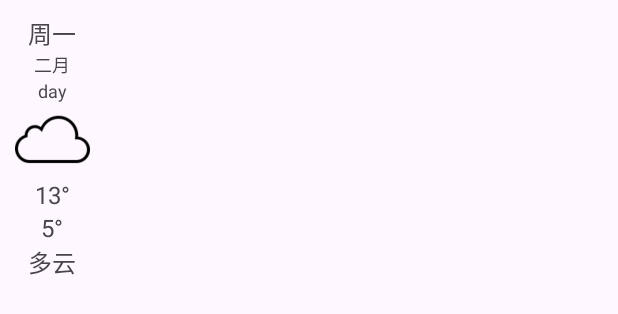
After one commit to ZeboHuang/Weather, an Android app: the layout daily_trend_temperature_item.xml on its own in the app's theme, with its tools: preview values and no code run, on a phone screen of 412 x 824 dp. The commit adds this screen. Shown: the top 314 px of the screen. Run offline under Robolectric (Android 15) with nearby library versions, the phone set to English and light mode, and no system bars.

Commit message:
每日概况，卡片切换已完成，除温度外其余项布局都未完成。

```diff
--- a/app/src/main/java/com/lemondev/weather/ui/adapters/MainAdapter.java
+++ b/app/src/main/java/com/lemondev/weather/ui/adapters/MainAdapter.java
@@ -1,14 +1,10 @@
 package com.lemondev.weather.ui.adapters;
 
-import android.util.Log;
-import android.view.LayoutInflater;
-import android.view.View;
 import android.view.ViewGroup;
 
 import androidx.annotation.NonNull;
 import androidx.recyclerview.widget.RecyclerView;
 
-import com.lemondev.weather.R;
 import com.lemondev.weather.models.WeatherModel;
 import com.lemondev.weather.ui.adapters.ViewHolder.AbstractViewHolder;
 import com.lemondev.weather.ui.adapters.ViewHolder.DailyViewHolder;
@@ -111,6 +107,7 @@ public class MainAdapter extends RecyclerView.Adapter<RecyclerView.ViewHolder> {
     }
 
     public void setWeatherModel(WeatherModel weatherModel) {
+
         this.weatherModel = weatherModel;
         notifyDataSetChanged();
     }
--- a/app/src/main/java/com/lemondev/weather/ui/adapters/ViewHolder/HourlyViewHolder.java
+++ b/app/src/main/java/com/lemondev/weather/ui/adapters/ViewHolder/HourlyViewHolder.java
@@ -17,7 +17,7 @@ import com.lemondev.weather.ui.recyclerview.TrendRecyclerView;
  * Created by vibrantBobo
  */
 
-public class HourlyViewHolder extends AbstractViewHolder {
+public class HourlyViewHolder extends AbstractCardViewHolder {
 
     TextView keypointText;  //may be have...
     TrendRecyclerView trendView;
--- a/app/src/main/java/com/lemondev/weather/ui/adapters/ViewType.java
+++ b/app/src/main/java/com/lemondev/weather/ui/adapters/ViewType.java
@@ -13,4 +13,9 @@ public interface ViewType {
     int FOOTER = -1;
 
     //more...
+
+    int TEMPERATURE = 100;
+    int HUMIDITY = 101;
+    int AIR_QUALITY = 102;
+
 }
--- /dev/null
+++ b/app/src/main/res/layout/daily_trend_temperature_item.xml
@@ -0,0 +1,85 @@
+<?xml version="1.0" encoding="utf-8"?>
+<androidx.constraintlayout.widget.ConstraintLayout xmlns:android="http://schemas.android.com/apk/res/android"
+    xmlns:app="http://schemas.android.com/apk/res-auto"
+    xmlns:tools="http://schemas.android.com/tools"
+    android:layout_width="70dp"
+    android:layout_height="wrap_content"
+    android:layout_marginEnd="5dp"
+    android:paddingTop="10dp">
+
+    <TextView
+        android:id="@+id/daily_trend_item_week_text"
+        android:layout_width="match_parent"
+        android:layout_height="wrap_content"
+        android:text="周一"
+        android:textAlignment="center"
+        android:textSize="16sp"
+        app:layout_constraintStart_toStartOf="parent"
+        app:layout_constraintTop_toTopOf="parent" />
+
+    <TextView
+        android:id="@+id/daily_trend_item_month_text"
+        android:layout_width="match_parent"
+        android:layout_height="wrap_content"
+        android:text="二月"
+        android:textAlignment="center"
+        android:textSize="12sp"
+        app:layout_constraintEnd_toEndOf="@+id/daily_trend_item_week_text"
+        app:layout_constraintStart_toStartOf="@+id/daily_trend_item_week_text"
+        app:layout_constraintTop_toBottomOf="@+id/daily_trend_item_week_text" />
+
+    <TextView
+        android:id="@+id/daily_trend_item_day_text"
+        android:layout_width="match_parent"
+        android:layout_height="wrap_content"
+        android:text="day"
+        android:textAlignment="center"
+        android:textSize="12sp"
+        app:layout_constraintEnd_toEndOf="@+id/daily_trend_item_month_text"
+        app:layout_constraintStart_toStartOf="@+id/daily_trend_item_month_text"
+        app:layout_constraintTop_toBottomOf="@+id/daily_trend_item_month_text" />
+
+    <ImageView
+        android:id="@+id/daily_trend_item_icon_imageview"
+        android:layout_width="50dp"
+        android:layout_height="50dp"
+        android:scaleType="centerCrop"
+        android:src="@drawable/icons8_cloud_100"
+        app:layout_constraintEnd_toEndOf="@+id/daily_trend_item_day_text"
+        app:layout_constraintStart_toStartOf="@+id/daily_trend_item_day_text"
+        app:layout_constraintTop_toBottomOf="@+id/daily_trend_item_day_text" />
+
+    <TextView
+        android:id="@+id/daily_trend_item_max_temp_text"
+        android:layout_width="match_parent"
+        android:layout_height="wrap_content"
+        android:text="13°"
+        android:textAlignment="center"
+        android:textSize="16sp"
+        app:layout_constraintEnd_toEndOf="@+id/daily_trend_item_icon_imageview"
+        app:layout_constraintStart_toStartOf="@+id/daily_trend_item_icon_imageview"
+        app:layout_constraintTop_toBottomOf="@+id/daily_trend_item_icon_imageview" />
+
+    <TextView
+        android:id="@+id/daily_trend_item_min_temp_text"
+        android:layout_width="match_parent"
+        android:layout_height="wrap_content"
+        android:text="5°"
+        android:textAlignment="center"
+        android:textSize="16sp"
+        app:layout_constraintEnd_toEndOf="@+id/daily_trend_item_max_temp_text"
+        app:layout_constraintStart_toStartOf="@+id/daily_trend_item_max_temp_text"
+        app:layout_constraintTop_toBottomOf="@+id/daily_trend_item_max_temp_text" />
+
+    <TextView
+        android:id="@+id/daily_trend_item_skycon_text"
+        android:layout_width="match_parent"
+        android:layout_height="wrap_content"
+        android:text="多云"
+        android:textAlignment="center"
+        android:textSize="16sp"
+        app:layout_constraintEnd_toEndOf="@+id/daily_trend_item_min_temp_text"
+        app:layout_constraintStart_toStartOf="@+id/daily_trend_item_min_temp_text"
+        app:layout_constraintTop_toBottomOf="@+id/daily_trend_item_min_temp_text" />
+
+</androidx.constraintlayout.widget.ConstraintLayout>
--- a/app/src/main/res/values/colors.xml
+++ b/app/src/main/res/values/colors.xml
@@ -7,4 +7,8 @@
     <color name="teal_700">#FF018786</color>
     <color name="black">#FF000000</color>
     <color name="white">#FFFFFFFF</color>
+    <color name="thistle">#D8BFD8</color>
+    <color name="snow">#FFFAFA</color>
+    <color name="white_smoke">#F5F5F5</color>
+    <color name="grainsboro">#DCDCDC</color>
 </resources>
```
Also changed, not shown: app/src/main/java/com/lemondev/weather/models/transform/SkyconBackgroundTransform.java (deleted, +0 -44 lines), app/src/main/java/com/lemondev/weather/models/transform/SkyconIconTransform.java (deleted, +0 -44 lines), app/src/main/java/com/lemondev/weather/models/transform/SkyconTransform.java (deleted, +0 -47 lines), app/src/main/java/com/lemondev/weather/ui/adapters/ViewHolder/AbstractViewHolder.java (+5 -28 lines), app/src/main/java/com/lemondev/weather/ui/adapters/ViewHolder/DailyViewHolder.java (+42 -13 lines), app/src/main/java/com/lemondev/weather/ui/adapters/ViewHolder/HeaderViewHolder.java (+19 -6 lines), app/src/main/java/com/lemondev/weather/ui/fragment/MainFragment.java (+15 -7 lines), app/src/main/res/layout/daily_trend_item.xml (deleted, +0 -51 lines), app/src/main/res/layout/fragment_main.xml (+12 -2 lines), 1 other file.
